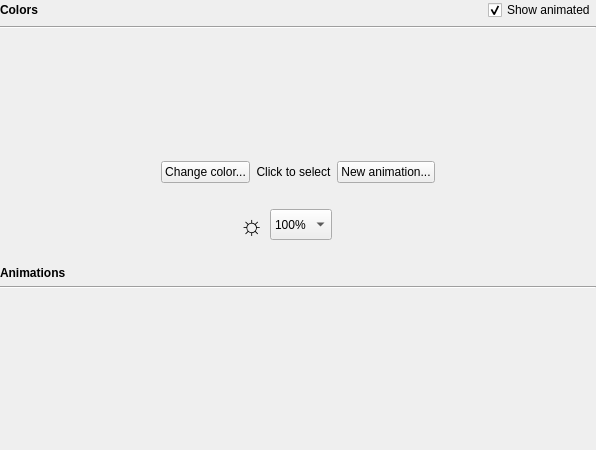
Above: src/ckb/kblightwidget.ui from sterpe/ckb-next before the change. Below: the same form after it.
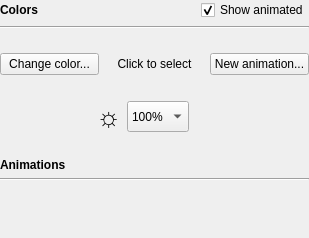
That is the form after the change. Custom widgets are drawn as their Qt base class.

The edit to the form file:
```diff
--- a/src/ckb/kblightwidget.ui
+++ b/src/ckb/kblightwidget.ui
@@ -6,8 +6,8 @@
    <rect>
     <x>0</x>
     <y>0</y>
-    <width>596</width>
-    <height>450</height>
+    <width>309</width>
+    <height>238</height>
    </rect>
   </property>
   <property name="focusPolicy">
@@ -74,19 +74,6 @@
      <property name="sizeConstraint">
       <enum>QLayout::SetDefaultConstraint</enum>
      </property>
-     <item>
-      <spacer name="horizontalSpacer_5">
-       <property name="orientation">
-        <enum>Qt::Horizontal</enum>
-       </property>
-       <property name="sizeHint" stdset="0">
-        <size>
-         <width>0</width>
-         <height>0</height>
-        </size>
-       </property>
-      </spacer>
-     </item>
      <item>
       <layout class="QGridLayout" name="gridLayout">
        <item row="0" column="0" colspan="3">
@@ -99,8 +86,8 @@
          </property>
          <property name="minimumSize">
           <size>
-           <width>100</width>
-           <height>100</height>
+           <width>0</width>
+           <height>0</height>
           </size>
          </property>
          <property name="focusPolicy">
@@ -108,7 +95,7 @@
          </property>
         </widget>
        </item>
-       <item row="2" column="0" colspan="3">
+       <item row="1" column="0" colspan="3">
         <layout class="QHBoxLayout" name="horizontalLayout">
          <item>
           <widget class="ColorButton" name="bgButton">
@@ -154,37 +141,8 @@
          </item>
         </layout>
        </item>
-       <item row="1" column="0">
-        <spacer name="verticalSpacer">
-         <property name="orientation">
-          <enum>Qt::Vertical</enum>
-         </property>
-         <property name="sizeType">
-          <enum>QSizePolicy::Fixed</enum>
-         </property>
-         <property name="sizeHint" stdset="0">
-          <size>
-           <width>0</width>
-           <height>20</height>
-          </size>
-         </property>
-        </spacer>
-       </item>
       </layout>
      </item>
-     <item>
-      <spacer name="horizontalSpacer_6">
-       <property name="orientation">
-        <enum>Qt::Horizontal</enum>
-       </property>
-       <property name="sizeHint" stdset="0">
-        <size>
-         <width>0</width>
-         <height>0</height>
-        </size>
-       </property>
-      </spacer>
-     </item>
     </layout>
    </item>
    <item>
@@ -347,7 +305,7 @@
       <item row="0" column="0">
        <widget class="KbAnimWidget" name="animWidget" native="true">
         <property name="sizePolicy">
-         <sizepolicy hsizetype="Expanding" vsizetype="Expanding">
+         <sizepolicy hsizetype="MinimumExpanding" vsizetype="MinimumExpanding">
           <horstretch>0</horstretch>
           <verstretch>0</verstretch>
          </sizepolicy>
```
Left out of the diff: 2 changed lines with no effect on the pictures.
